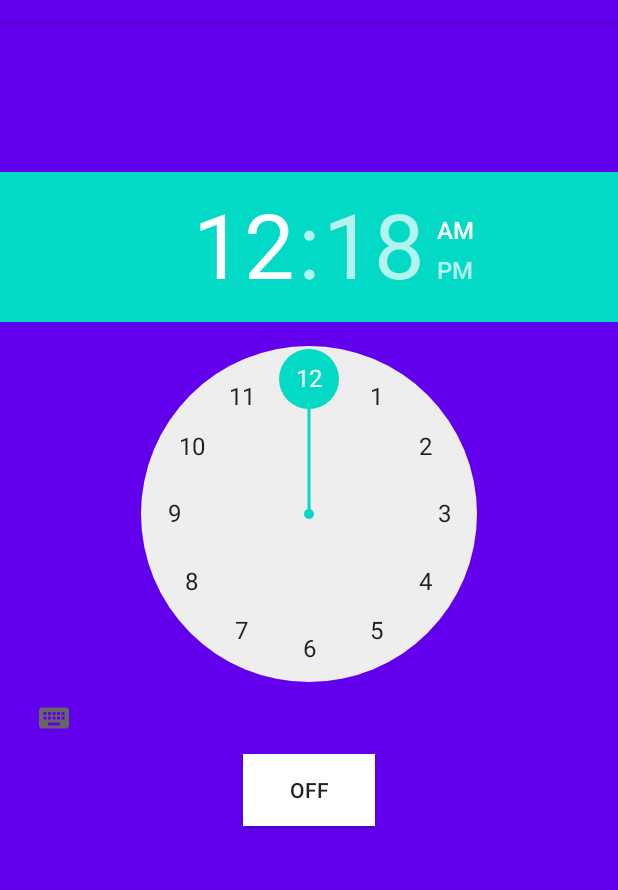
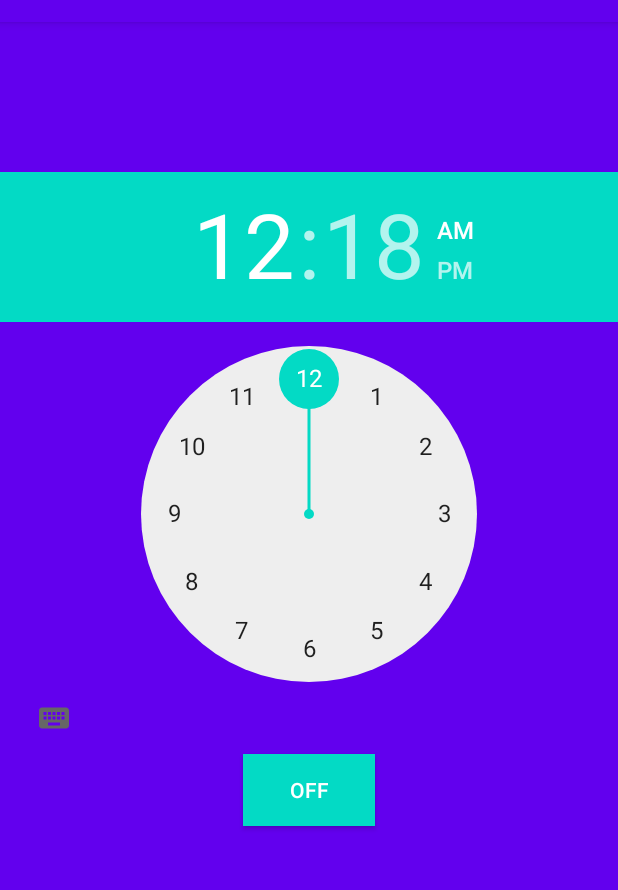
Before and after one commit to RaphaS1lva/AlarmManager, an Android app: the screen it shows after launch (MainActivity), on a phone screen of 412 x 824 dp, the part 62-952 px from its top. Run offline under Robolectric (Android 15) with nearby library versions, the phone set to English and light mode, and no system bars.

Commit message:
Update activity_main.xml

```diff
--- a/app/src/main/res/layout/activity_main.xml
+++ b/app/src/main/res/layout/activity_main.xml
@@ -21,6 +21,7 @@
         android:layout_height="wrap_content"
         android:layout_below="@id/timepicker"
         android:layout_centerHorizontal="true"
-        android:background="#FFFFFF"></ToggleButton>
+        android:background="#03DAC5"
+        android:textColor="@android:color/white"></ToggleButton>
 
 </RelativeLayout>
```
